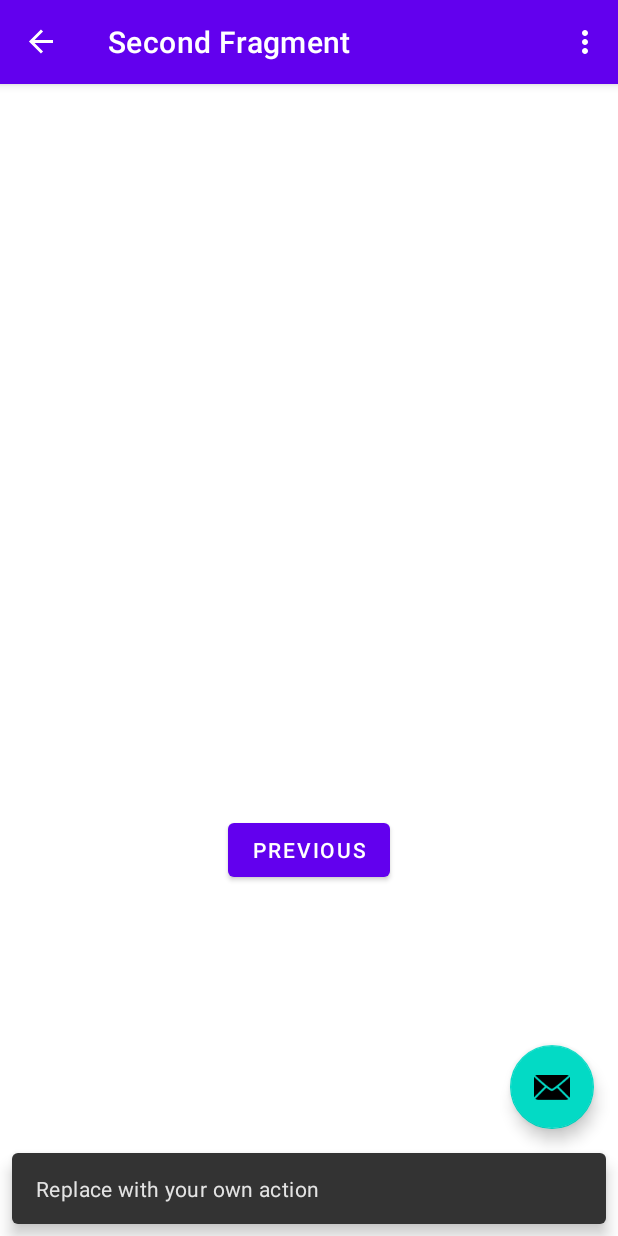
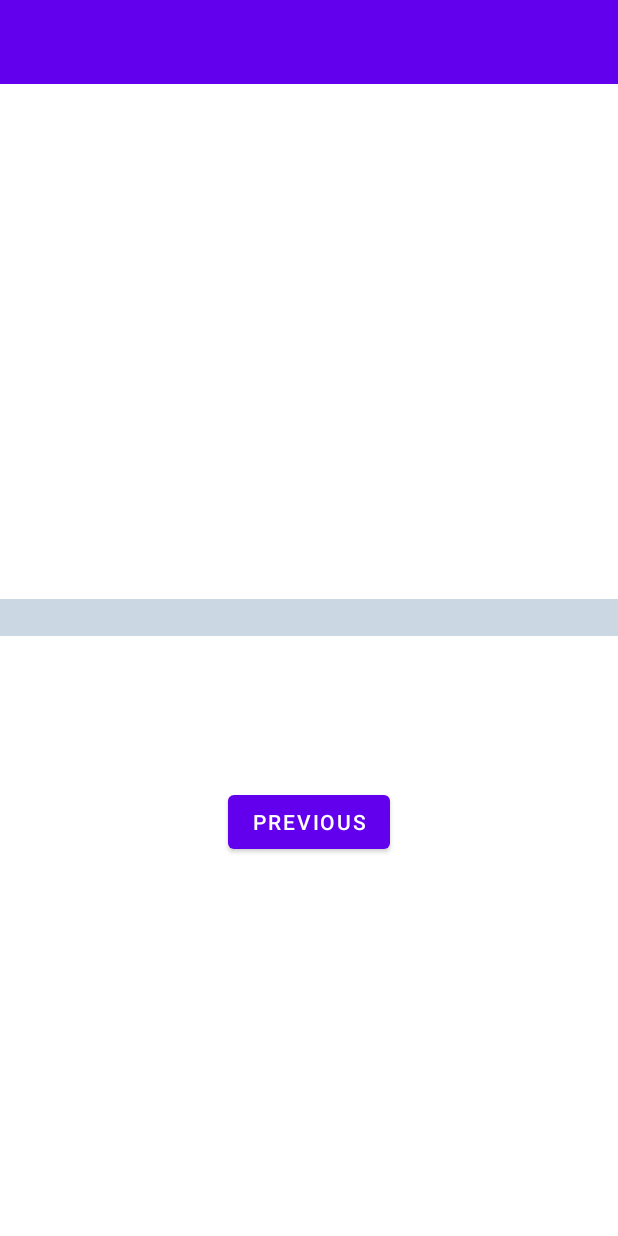
Before and after one commit to mmm0707/AndroidSample, an Android app: the screen it shows after launch (MainActivity), after a tap on "NEXT", on a phone screen of 412 x 824 dp. Run offline under Robolectric (Android 15) with nearby library versions, the phone set to English and light mode, and no system bars; our stand-ins replace navigation-ui; 2 statements that could not run were skipped; 1 other tap on this screen came first.

Commit message:
DatePickerDialog作成 作成途中

```diff
--- a/app/src/main/java/com/example/myapplication/MainActivity.java
+++ b/app/src/main/java/com/example/myapplication/MainActivity.java
@@ -1,5 +1,6 @@
 package com.example.myapplication;
 
+import android.app.DatePickerDialog;
 import android.os.Bundle;
 
 import com.google.android.material.snackbar.Snackbar;
@@ -8,6 +9,7 @@ import androidx.appcompat.app.AppCompatActivity;
 
 import android.view.View;
 
+import androidx.fragment.app.DialogFragment;
 import androidx.navigation.NavController;
 import androidx.navigation.Navigation;
 import androidx.navigation.ui.AppBarConfiguration;
@@ -17,60 +19,45 @@ import com.example.myapplication.databinding.ActivityMainBinding;
 
 import android.view.Menu;
 import android.view.MenuItem;
+import android.widget.DatePicker;
+import android.widget.EditText;
 
-public class MainActivity extends AppCompatActivity {
+import java.time.Year;
+import java.util.Locale;
 
-    private AppBarConfiguration appBarConfiguration;
-    private ActivityMainBinding binding;
+public class MainActivity extends AppCompatActivity implements DatePickerDialog.OnDateSetListener {
+
+//    private AppBarConfiguration appBarConfiguration;
+//    private ActivityMainBinding binding;
+
+    private EditText datePickerEditText;
+    private DatePickerDialog.OnDateSetListener listener;
 
     @Override
+    //①最初に呼ばれる
     protected void onCreate(Bundle savedInstanceState) {
         super.onCreate(savedInstanceState);
+        setContentView(R.layout.activity_main);
 
-        binding = ActivityMainBinding.inflate(getLayoutInflater());
-        setContentView(binding.getRoot());
-
-        setSupportActionBar(binding.toolbar);
-
-        NavController navController = Navigation.findNavController(this, R.id.nav_host_fragment_content_main);
-        appBarConfiguration = new AppBarConfiguration.Builder(navController.getGraph()).build();
-        NavigationUI.setupActionBarWithNavController(this, navController, appBarConfiguration);
-
-        binding.fab.setOnClickListener(new View.OnClickListener() {
+        datePickerEditText.findViewById(R.id.datePickerEditText);
+        datePickerEditText.setOnClickListener(new View.OnClickListener() {
             @Override
             public void onClick(View view) {
-                Snackbar.make(view, "Replace with your own action", Snackbar.LENGTH_LONG)
-                        .setAction("Action", null).show();
+                showDatePickerDialog();
             }
         });
     }
 
     @Override
-    public boolean onCreateOptionsMenu(Menu menu) {
-        // Inflate the menu; this adds items to the action bar if it is present.
-        getMenuInflater().inflate(R.menu.menu_main, menu);
-        return true;
-    }
+    //※　onDateSet:ユーザが選択した日付で何かする
+    public void onDateSet (DatePicker datepicker,int year, int month, int day){
+        String dateStr = String.format(Locale.JAPAN,  year + "/" + month + "/" + day);
+        datePickerEditText.setText(dateStr);
+    };
 
-    @Override
-    public boolean onOptionsItemSelected(MenuItem item) {
-        // Handle action bar item clicks here. The action bar will
-        // automatically handle clicks on the Home/Up button, so long
-        // as you specify a parent activity in AndroidManifest.xml.
-        int id = item.getItemId();
+    public void showDatePickerDialog (View v){
+        DialogFragment  datePickerDialog = new DialogFragment();
+        datePickerDialog.show(getSupportFragmentManager(), "sampleDatePickerDialog");
+    };
 
-        //noinspection SimplifiableIfStatement
-        if (id == R.id.action_settings) {
-            return true;
-        }
-
-        return super.onOptionsItemSelected(item);
-    }
-
-    @Override
-    public boolean onSupportNavigateUp() {
-        NavController navController = Navigation.findNavController(this, R.id.nav_host_fragment_content_main);
-        return NavigationUI.navigateUp(navController, appBarConfiguration)
-                || super.onSupportNavigateUp();
-    }
-}
+};
--- a/app/src/main/res/layout/activity_main.xml
+++ b/app/src/main/res/layout/activity_main.xml
@@ -7,28 +7,39 @@
     tools:context=".MainActivity">
 
     <com.google.android.material.appbar.AppBarLayout
+        android:id="@+id/appBarLayout"
         android:layout_width="match_parent"
         android:layout_height="wrap_content"
         android:theme="@style/Theme.MyApplication.AppBarOverlay">
 
-        <androidx.appcompat.widget.Toolbar
-            android:id="@+id/toolbar"
-            android:layout_width="match_parent"
-            android:layout_height="?attr/actionBarSize"
-            android:background="?attr/colorPrimary"
-            app:popupTheme="@style/Theme.MyApplication.PopupOverlay" />
+    </com.google.android.material.appbar.AppBarLayout>
 
-    </com.google.android.material.appbar.AppBarLayout>
+    <!--    <com.google.android.material.floatingactionbutton.FloatingActionButton-->
+<!--        android:id="@+id/fab"-->
+<!--        android:layout_width="wrap_content"-->
+<!--        android:layout_height="wrap_content"-->
+<!--        android:layout_gravity="bottom|end"-->
+<!--        android:layout_marginEnd="@dimen/fab_margin"-->
+<!--        android:layout_marginBottom="16dp"-->
+<!--        app:srcCompat="@android:drawable/ic_dialog_email" />-->
 
     <include layout="@layout/content_main" />
 
-    <com.google.android.material.floatingactionbutton.FloatingActionButton
-        android:id="@+id/fab"
-        android:layout_width="wrap_content"
-        android:layout_height="wrap_content"
-        android:layout_gravity="bottom|end"
-        android:layout_marginEnd="@dimen/fab_margin"
-        android:layout_marginBottom="16dp"
-        app:srcCompat="@android:drawable/ic_dialog_email" />
+    <EditText
+            android:id="@+id/datePickerEditText"
+            android:layout_width="match_parent"
+            android:layout_height="wrap_content"
+            android:layout_gravity="center"
+            android:inputType="date"
+            android:background="#CBD8E3"/>
+
+    <androidx.appcompat.widget.Toolbar
+        android:id="@+id/toolbar"
+        android:layout_width="match_parent"
+        android:layout_height="?attr/actionBarSize"
+        android:background="?attr/colorPrimary"
+        app:layout_anchor="@+id/appBarLayout"
+        app:layout_anchorGravity="center"
+        app:popupTheme="@style/Theme.MyApplication.PopupOverlay" />
 
 </androidx.coordinatorlayout.widget.CoordinatorLayout>
```
Also changed, not shown: app/src/main/java/com/example/myapplication/SampleDatePickerDialog.java (added, +40 -0 lines).
